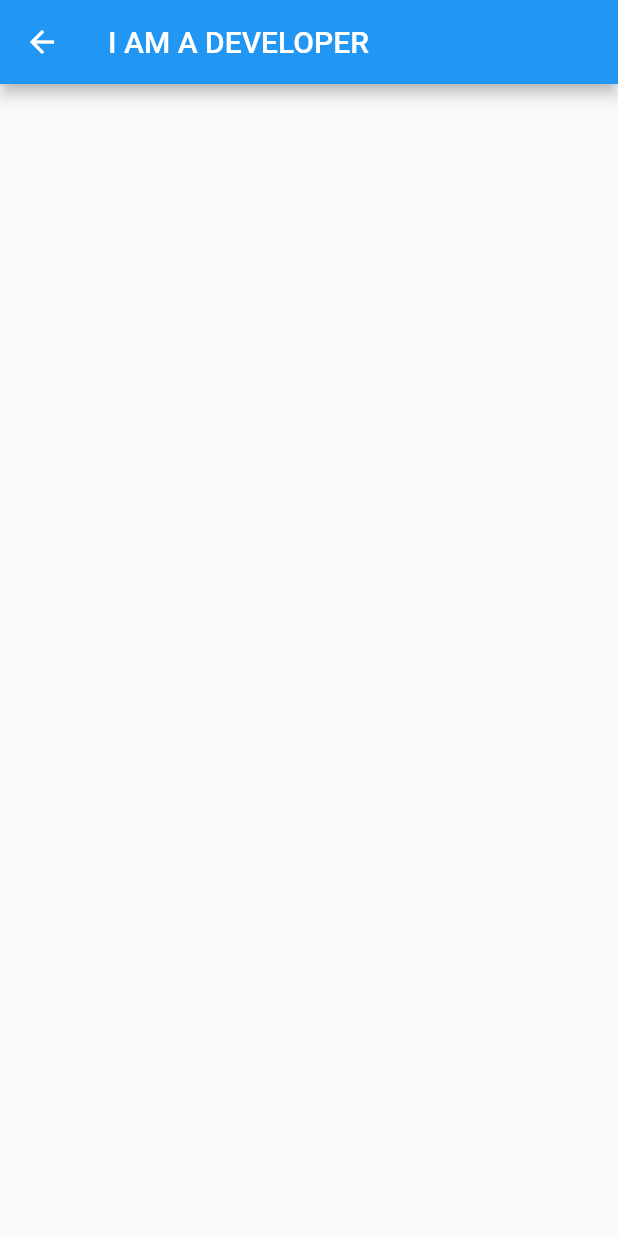
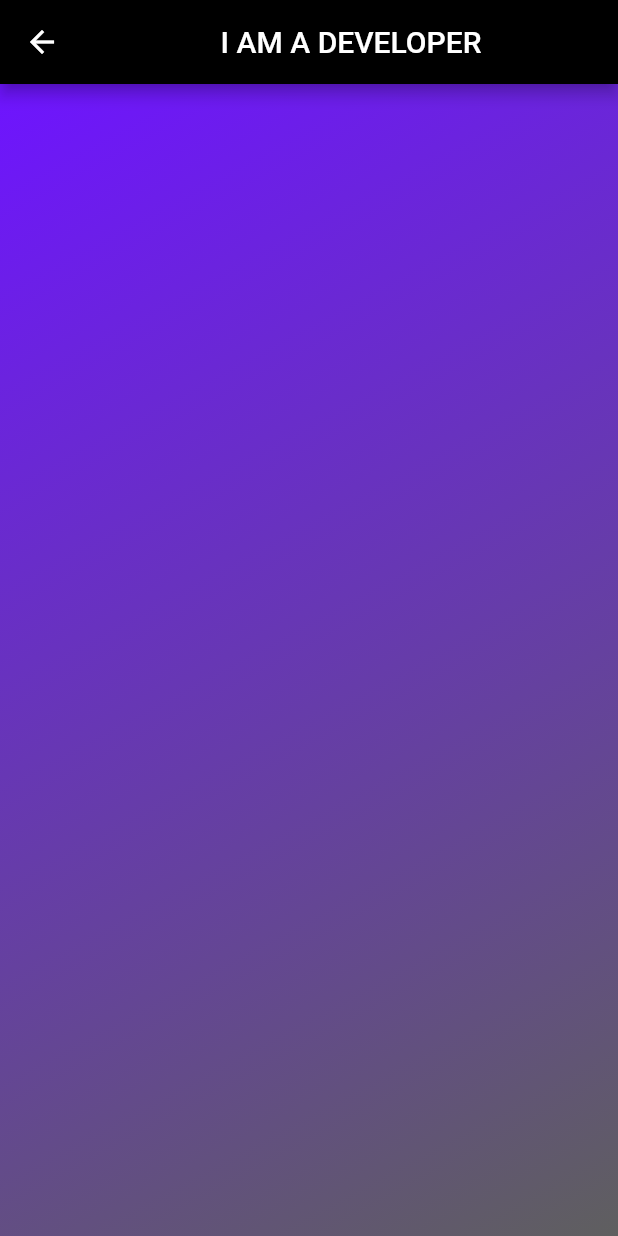
Before and after one commit to harsh-8989/Software-Eng.-project, a Flutter app: the Devop screen opened directly, on a phone screen of 412 x 824 dp. Run offline on Flutter 3.47's test engine with Material 2 defaults, Android fonts, the phone set to English and light mode, and no system bars; our stand-ins replace cloud_firestore, firebase_auth; accounts and stored records are empty.

Commit message:
Update developer.dart

```diff
--- a/swe_flutter/flu/lib/developer.dart
+++ b/swe_flutter/flu/lib/developer.dart
@@ -23,9 +23,29 @@ class _DevopState extends State<Devop> {
   Widget build(BuildContext context) {
     return Scaffold(
       appBar: AppBar(
-        title: Text('I AM A DEVELOPER'),
+        backgroundColor: Colors.black,
+        title: Center(
+          child: Text('I AM A DEVELOPER',
+          style: TextStyle(
+            color: Colors.white
           ),
-      body:Container(
+          ),
+        ),
+      ),
+      body:Stack(
+        children: [
+          Container(
+            decoration: BoxDecoration(
+                gradient: LinearGradient(
+                    begin: Alignment.topLeft,
+                    end: Alignment.bottomRight,
+                    colors: <Color>[
+                      Color(0xFF6E14FF),
+                      Color(0xFF5F5F5F)
+                    ])
+            ),
+          ),
+          Container(
             child: StreamBuilder(
                 stream: userRef.snapshots(),
                 builder: (BuildContext context,
@@ -47,28 +67,39 @@ class _DevopState extends State<Devop> {
                           //   isEnroled: enroled.contains(document.id),
                           // )
                           Container(
+
+                            child: Container(
+                              padding: EdgeInsets.all(8),
+                              margin: EdgeInsets.all(8),
+                              decoration: BoxDecoration(
+                                borderRadius: BorderRadius.circular(20),
+                                color: Colors.white30,
+                              ),
+
                               child: Column(
                                 children: [
+
                                   Text(
                                     document["name"],
                                     style: TextStyle(
-                            color: Colors.deepPurple,
-                            fontSize: 32.0,
+                                      color: Colors.black,
+                                      fontWeight: FontWeight.w900,
+                                      fontSize: 25.0,
 
                                     ),
                                   ),
                                   Text(
                                     document["email"],
                                     style: TextStyle(
-                                color: Colors.deepPurple,
-                                fontSize: 32.0,
+                                      color: Colors.white,
+                                      fontSize: 25.0,
 
                                     ),
                                   ),Text(
                                     document["phonenumber"],
                                     style: TextStyle(
-                                color: Colors.deepPurple,
-                                fontSize: 32.0,
+                                      color: Colors.white,
+                                      fontSize: 25.0,
 
                                     ),
                                   ),
@@ -85,12 +116,16 @@ class _DevopState extends State<Devop> {
 
                                 ],
                               ),
+                            ),
                           );
                       },
                     ).toList(),
                   );
                 }),
           ),
+        ],
+      )
+
     );
   }
 }
```
Lines whose indentation alone changed are shown as unchanged.
